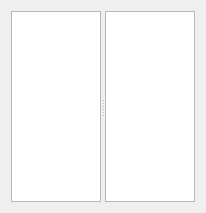
This is plugins/Affine/Affine_MDIWidget.ui in pyIVLS/pyIVLS as Qt 5 draws it before an edit. The edited form follows.
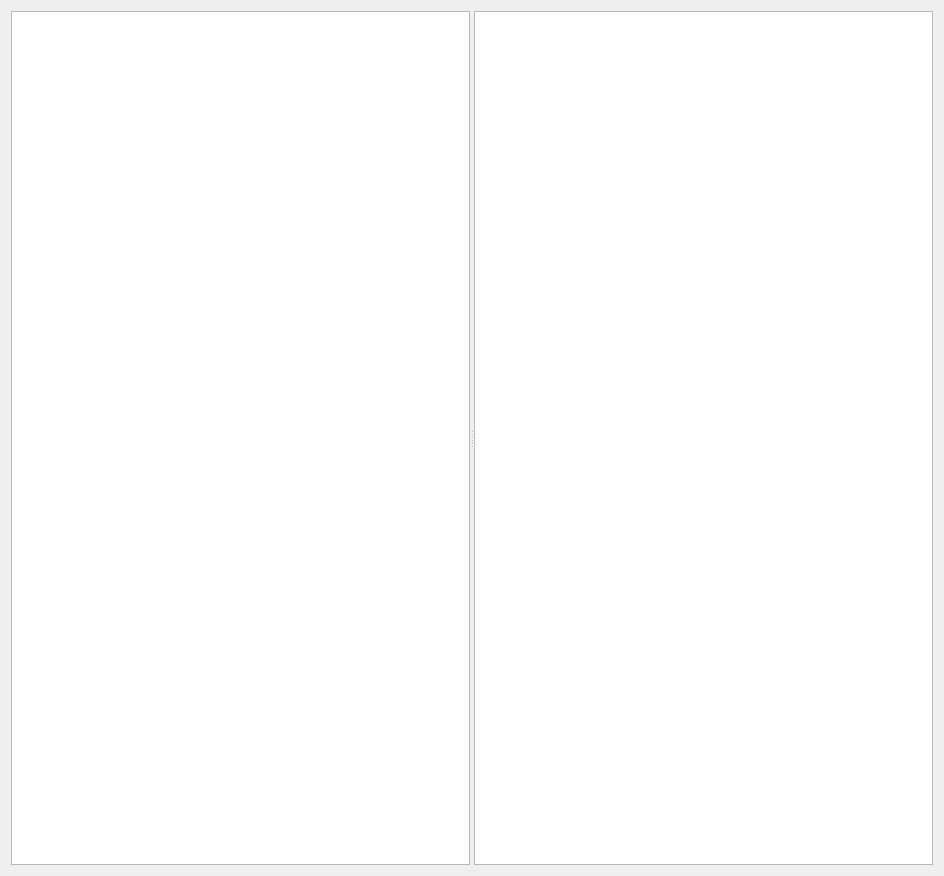
This is the edited form.

Commit message: Affine dialog finalization -Affine version bump -Manual mode to dialog -visualization changes -parameter tuning -settings saving

```diff
--- a/plugins/Affine/Affine_MDIWidget.ui
+++ b/plugins/Affine/Affine_MDIWidget.ui
@@ -6,8 +6,8 @@
    <rect>
     <x>0</x>
     <y>0</y>
-    <width>206</width>
-    <height>213</height>
+    <width>944</width>
+    <height>876</height>
    </rect>
   </property>
   <property name="minimumSize">
@@ -22,6 +22,12 @@
   <layout class="QVBoxLayout" name="verticalLayout">
    <item>
     <widget class="QSplitter" name="splitter">
+     <property name="maximumSize">
+      <size>
+       <width>16777215</width>
+       <height>16777215</height>
+      </size>
+     </property>
      <property name="orientation">
       <enum>Qt::Orientation::Horizontal</enum>
      </property>
@@ -29,7 +35,7 @@
       <property name="maximumSize">
        <size>
         <width>16777215</width>
-        <height>471</height>
+        <height>16777215</height>
        </size>
       </property>
       <property name="sizeAdjustPolicy">
@@ -40,7 +46,7 @@
       <property name="maximumSize">
        <size>
         <width>16777215</width>
-        <height>471</height>
+        <height>16777215</height>
        </size>
       </property>
       <property name="sizeAdjustPolicy">
```
The commit also changes 16 other files.
